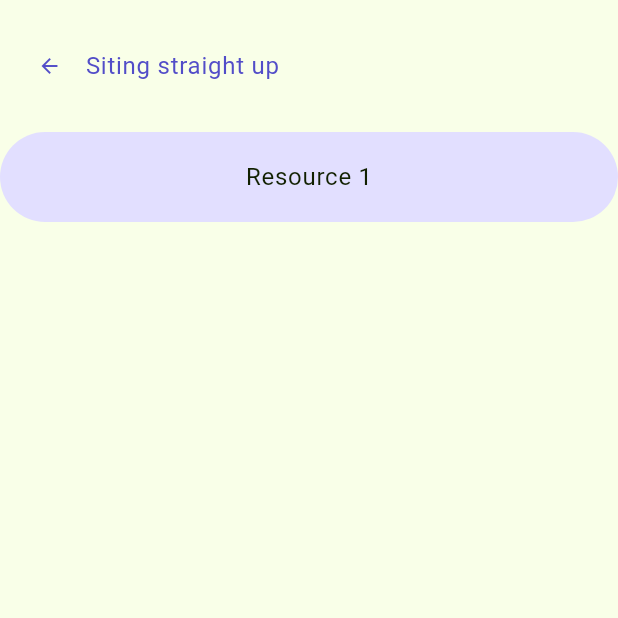
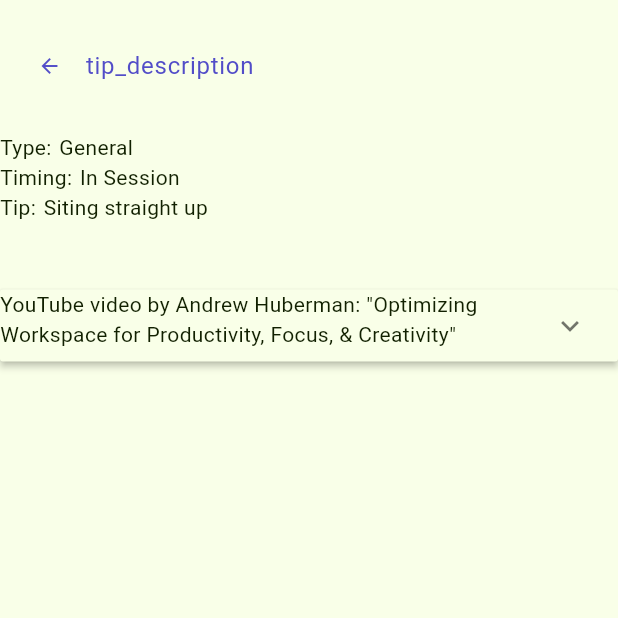
Before and after one commit to guyluz11/infinite_horizons, a Flutter app: the TipInformation screen opened directly with sample values from the repository, on a phone screen of 412 x 824 dp, the top half of it. Run offline on Flutter 3.47's test engine with Material 3 defaults, Android fonts, the phone set to English and light mode, and no system bars; our stand-ins replace circular_countdown_timer, easy_localization, font_awesome_flutter, introduction_screen, logger, wakelock_plus; statements that could not run were skipped.

Commit message:
Improved tip information page and added some more data about each tip resource

```diff
--- a/assets/translations/en-US.json
+++ b/assets/translations/en-US.json
@@ -29,5 +29,12 @@
   "undefined": "Undefined",
   "studies_link": "Full List",
   "all_tips": "All Tips",
-  "resource_is_empty": "Resource is empty"
+  "resource_is_empty": "Resource is empty",
+  "before": "Before",
+  "in_session": "In Session",
+  "in_break": "In Break",
+  "after": "After",
+  "type:": "Type:",
+  "timing:": "Timing:",
+  "tip:": "Tip:"
 }
--- a/lib/domain/tip.dart
+++ b/lib/domain/tip.dart
@@ -1,9 +1,9 @@
 class Resource {
   Resource(this.title, this.resourceExplanation, {this.link});
 
-  Uri? link;
   String title;
   String resourceExplanation;
+  Uri? link;
 }
 
 enum TipType {
@@ -16,7 +16,16 @@ enum TipType {
   final String name;
 }
 
-enum TipTiming { before, inSession, inBreak, after }
+enum TipTiming {
+  before('before'),
+  inSession('in_session'),
+  inBreak('in_break'),
+  after('after'),
+  ;
+
+  const TipTiming(this.name);
+  final String name;
+}
 
 class Tip {
   Tip(
--- a/lib/presentation/pages/tip_information.dart
+++ b/lib/presentation/pages/tip_information.dart
@@ -15,28 +15,76 @@ class TipInformation extends StatelessWidget {
       body: Column(
         children: [
           TopBarMolecule(
-            pageName: tip.text,
+            pageName: 'tip_description',
             leftIcon: Icons.arrow_back,
             leftIconFunction: (c) => Navigator.of(c).pop(),
           ),
           if (tip.resourceLinks.isEmpty) const TextAtom('resource_is_empty'),
           Expanded(
-            child: ListView.separated(
-              itemBuilder: (context, r) {
-                final Uri? link = tip.resourceLinks[r].link;
+            child: SingleChildScrollView(
+              child: Column(
+                children: [
+                  Row(
+                    children: [
+                      const TextAtom('type:'),
+                      const SeparatorAtom(
+                        variant: SeparatorVariant.relatedElements,
+                      ),
+                      TextAtom(tip.type.name),
+                    ],
+                  ),
+                  Row(
+                    children: [
+                      const TextAtom('timing:'),
+                      const SeparatorAtom(
+                        variant: SeparatorVariant.relatedElements,
+                      ),
+                      TextAtom(tip.timing.name),
+                    ],
+                  ),
+                  Row(
+                    children: [
+                      const TextAtom('tip:'),
+                      const SeparatorAtom(
+                        variant: SeparatorVariant.relatedElements,
+                      ),
+                      TextAtom(tip.text),
+                    ],
+                  ),
+                  const SeparatorAtom(variant: SeparatorVariant.farApart),
+                  ExpansionPanelList.radio(
+                    children: tip.resourceLinks.map<ExpansionPanelRadio>(
+                      (Resource r) {
+                        final Uri? link = r.link;
 
-                if (link == null) {
-                  return const SizedBox();
-                }
-
-                return ButtonAtom(
-                  variant: ButtonVariant.tertiary,
-                  onPressed: () => launchUrl(link),
-                  text: 'Resource ${r + 1}',
-                );
-              },
-              separatorBuilder: (context, r) => const SeparatorAtom(),
-              itemCount: tip.resourceLinks.length,
+                        return ExpansionPanelRadio(
+                          value: r.title,
+                          headerBuilder:
+                              (BuildContext context, bool isExpanded) {
+                            return TextAtom(r.title);
+                          },
+                          body: Row(
+                            children: [
+                              Expanded(
+                                child: TextAtom(r.resourceExplanation),
+                              ),
+                              IconButton(
+                                onPressed: () {
+                                  if (link == null) {
+                                    return;
+                                  }
+                                  launchUrl(link);
+                                },
+                                icon: const Icon(Icons.link),
+                              ),
+                            ],
+                          ),
+                        );
+                      },
+                    ).toList(),
+                  ),
+                ],
+              ),
             ),
           ),
         ],
```
